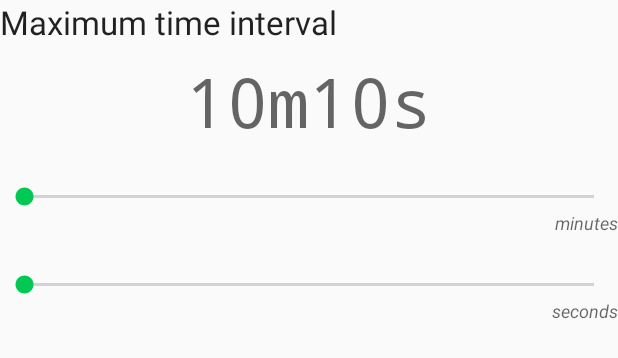
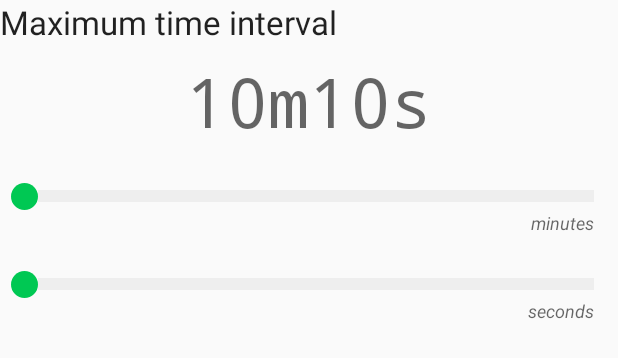
Before and after one commit to carvaq/random-ticker, an Android app: the layout content_maximum_value.xml on its own in the app's theme, with its tools: preview values and no code run, on a phone screen of 412 x 824 dp. Shown: the top 358 px of the screen. Run offline under Robolectric (Android 15) with nearby library versions, the phone set to English and light mode, and no system bars.

Commit message:
Added thicker drawables

```diff
--- /dev/null
+++ b/app/src/main/res/drawable/seekbar_progress.xml
@@ -0,0 +1,17 @@
+<?xml version="1.0" encoding="utf-8"?>
+<layer-list xmlns:android="http://schemas.android.com/apk/res/android">
+    <item android:id="@android:id/background">
+        <shape android:shape="rectangle">
+            <solid android:color="@color/progressDefaultState" />
+        </shape>
+    </item>
+
+    <item android:id="@android:id/progress">
+        <clip>
+            <shape android:shape="rectangle">
+                <solid android:color="@color/colorAccent" />
+            </shape>
+        </clip>
+    </item>
+
+</layer-list>
--- /dev/null
+++ b/app/src/main/res/drawable/seekbar_thumb.xml
@@ -0,0 +1,9 @@
+<?xml version="1.0" encoding="utf-8"?>
+<shape xmlns:android="http://schemas.android.com/apk/res/android"
+    android:shape="oval">
+    <size
+        android:width="@dimen/thumb_height"
+        android:height="@dimen/thumb_height" />
+
+    <solid android:color="@color/colorAccent" />
+</shape>
--- a/app/src/main/res/values/colors.xml
+++ b/app/src/main/res/values/colors.xml
@@ -4,4 +4,5 @@
     <color name="colorPrimaryDark">#7b1fa2</color>
     <color name="colorAccent">#00c853</color>
     <color name="dismissColor">#d50000</color>
+    <color name="progressDefaultState">#eeeeee</color>
 </resources>
--- a/app/src/main/res/values/dimens.xml
+++ b/app/src/main/res/values/dimens.xml
@@ -5,4 +5,6 @@
     <dimen name="titleMargin">8dp</dimen>
     <dimen name="widgetMargin">24dp</dimen>
     <dimen name="dismissButtonMinSize">80dp</dimen>
+    <dimen name="progressbar_max_height">8dp</dimen>
+    <dimen name="thumb_height">18dp</dimen>
 </resources>
--- a/app/src/main/res/values/styles.xml
+++ b/app/src/main/res/values/styles.xml
@@ -19,10 +19,15 @@
     </style>
 
     <style name="AppTheme.Interval.SeekBar">
+        <item name="android:maxHeight">@dimen/progressbar_max_height</item>
+        <item name="android:progressDrawable">@drawable/seekbar_progress</item>
+        <item name="android:thumb">@drawable/seekbar_thumb</item>
         <item name="android:layout_marginTop">@dimen/widgetMargin</item>
     </style>
 
     <style name="AppTheme.Interval.Unit">
+        <item name="android:paddingStart">@dimen/activityPadding</item>
+        <item name="android:paddingEnd">@dimen/activityPadding</item>
         <item name="android:textStyle">italic</item>
         <item name="android:textAppearance">@style/TextAppearance.AppCompat.Caption</item>
         <item name="android:gravity">end</item>
@@ -40,9 +45,9 @@
         <item name="android:layout_marginBottom">@dimen/titleMargin</item>
     </style>
 
-    <style name="AppTheme.AppBarOverlay" parent="ThemeOverlay.AppCompat.Dark.ActionBar"/>
+    <style name="AppTheme.AppBarOverlay" parent="ThemeOverlay.AppCompat.Dark.ActionBar" />
 
-    <style name="AppTheme.PopupOverlay" parent="ThemeOverlay.AppCompat.Light"/>
+    <style name="AppTheme.PopupOverlay" parent="ThemeOverlay.AppCompat.Light" />
 
 
 </resources>
```
Also changed, not shown: app/src/main/res/layout/content_minimum_value.xml (+10 -10 lines).
